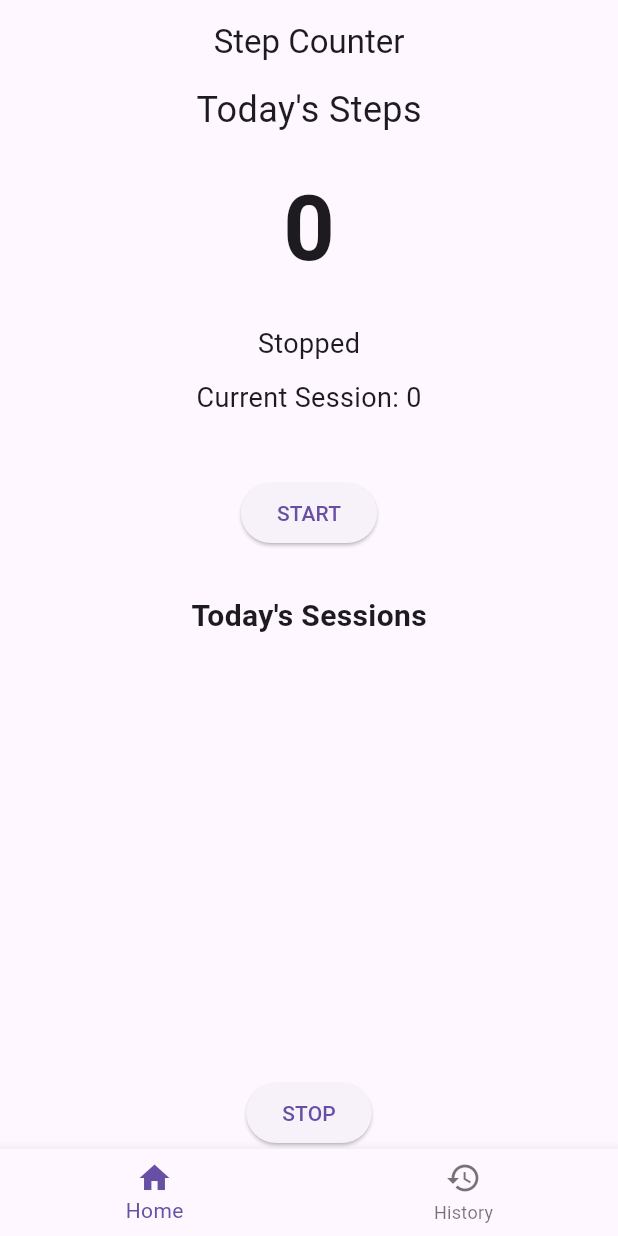
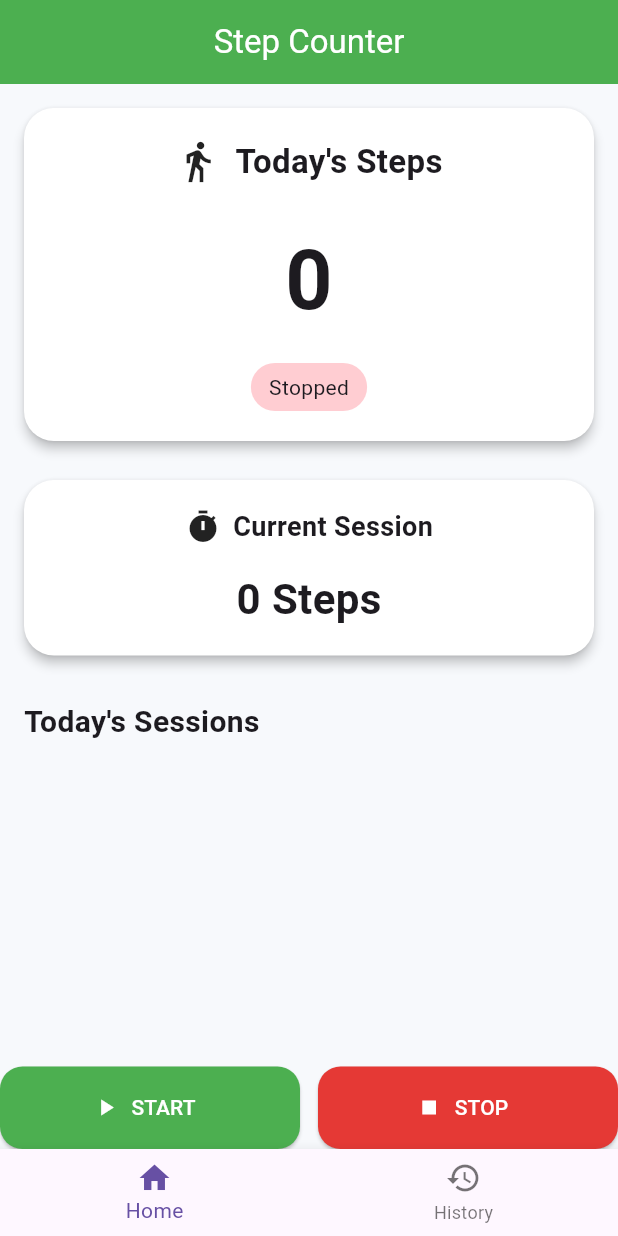
Before and after one commit to KomalSBabar/Health-Arc-App, a Flutter app: the screen it shows after launch, on a phone screen of 412 x 824 dp. Run offline on Flutter 3.47's test engine with Material 3 defaults, Android fonts, the phone set to English and light mode, and no system bars; our stand-ins replace pedometer, permission_handler, shared_preferences.

Commit message:
Added theme and designed home page

```diff
--- a/lib/home_page.dart
+++ b/lib/home_page.dart
@@ -6,6 +6,7 @@ import 'package:permission_handler/permission_handler.dart';
 import 'package:shared_preferences/shared_preferences.dart';
 import 'history_screen.dart';
 import 'package:intl/intl.dart';
+import 'theme/app_colors.dart';
 
 void main() {
   runApp(const MyApp());
@@ -192,56 +193,148 @@ class _HomePageState extends State<HomePage> {
         child: Column(
           mainAxisAlignment: MainAxisAlignment.center,
           children: [
-            const Text(
+
+             Card(
+                margin: const EdgeInsets.all(16),
+
+                child: Padding(
+                  padding: const EdgeInsets.all(20),
+
+                  child: Column(
+                    children: [
+
+                      const Row(
+                        mainAxisAlignment:
+                            MainAxisAlignment.center,
+                        children: [
+
+                          Icon(
+                            Icons.directions_walk,
+                            size: 30,
+                          ),
+
+                          SizedBox(width: 10),
+
+                          Text(
                             "Today's Steps",
                             style: TextStyle(
-                fontSize: 24,
+                              fontSize: 22,
+                              fontWeight: FontWeight.bold,
                             ),
                           ),
+                        ],
+                      ),
 
-            const SizedBox(height: 20),
+                      const SizedBox(height: 25),
 
                       Text(
-              "$todaySteps",
+                        NumberFormat(
+                          '#,###',
+                        ).format(todaySteps),
+
                         style: const TextStyle(
-                fontSize: 60,
+                          fontSize: 55,
                           fontWeight: FontWeight.bold,
                         ),
                       ),
 
-            const SizedBox(height: 20),
+                      const SizedBox(height: 15),
 
-            Text(
-              isCounting ? "Counting..." : "Stopped",
-              style: const TextStyle(
-                fontSize: 18,
+                      Container(
+                        padding:
+                            const EdgeInsets.symmetric(
+                          horizontal: 12,
+                          vertical: 6,
+                        ),
+
+                        decoration: BoxDecoration(
+                          color: isCounting
+                              ? Colors.green.shade100
+                              : Colors.red.shade100,
+
+                          borderRadius:
+                              BorderRadius.circular(20),
+                        ),
+
+                        child: Text(
+                          isCounting
+                              ? "Counting..."
+                              : "Stopped",
+                        ),
+                      ),
+                    ],
+                  ),
                 ),
               ),
 
             const SizedBox(height: 10),
 
+            Card(
+              margin: const EdgeInsets.symmetric(
+                horizontal: 16,
+              ),
+
+              child: Padding(
+                padding: const EdgeInsets.all(18),
+
+                child: Column(
+                  children: [
+
+                    const Row(
+                      mainAxisAlignment:
+                          MainAxisAlignment.center,
+                      children: [
+
+                        Icon(
+                          Icons.timer,
+                        ),
+
+                        SizedBox(width: 8),
+
                         Text(
-              "Current Session: $sessionSteps",
+                          "Current Session",
+                          style: TextStyle(
+                            fontSize: 18,
+                            fontWeight: FontWeight.bold,
+                          ),
+                        ),
+                      ],
+                    ),
+
+                    const SizedBox(height: 15),
+
+                    Text(
+                      "$sessionSteps Steps",
                       style: const TextStyle(
-                fontSize: 18,
+                        fontSize: 28,
+                        fontWeight: FontWeight.bold,
+                      ),
+                    ),
+
+                  ],
+                ),
               ),
             ),
 
 
-            const SizedBox(height: 40),
-
-            ElevatedButton(
-              onPressed: startCounting,
-              child: const Text("START"),
-            ),
 
             const SizedBox(height: 30),
 
-            const Text(
+            const Padding(
+                padding: EdgeInsets.only(
+                  left: 16,
+                ),
+
+                child: Align(
+                  alignment: Alignment.centerLeft,
+
+                  child: Text(
                     "Today's Sessions",
                     style: TextStyle(
                       fontSize: 20,
                       fontWeight: FontWeight.bold,
+                    ),
+                  ),
                 ),
             ),
 
@@ -254,14 +347,31 @@ class _HomePageState extends State<HomePage> {
 
                   final session = todaySessions[index];
 
-                  return ListTile(
+                  return Card(
+                      margin: const EdgeInsets.symmetric(
+                        horizontal: 16,
+                        vertical: 6,
+                      ),
+
+                      child: ListTile(
+
+                        leading: const CircleAvatar(
+                          child: Icon(
+                            Icons.directions_walk,
+                          ),
+                        ),
+
                         title: Text(
                           "${session["steps"]} Steps",
+                          style: const TextStyle(
+                            fontWeight: FontWeight.bold,
+                          ),
                         ),
 
                         subtitle: Text(
                           "${formatTime(session["start"])} - "
                           "${formatTime(session["end"])}",
+                        ),
                       ),
                     );
                 },
@@ -272,9 +382,56 @@ class _HomePageState extends State<HomePage> {
 
             const SizedBox(height: 10),
 
-            ElevatedButton(
+           Row(
+              children: [
+
+                Expanded(
+                  child: ElevatedButton.icon(
+                    onPressed: startCounting,
+
+                    icon: const Icon(
+                      Icons.play_arrow,
+                    ),
+
+                    label: const Text(
+                      "START",
+                    ),
+
+                    style:
+                        ElevatedButton.styleFrom(
+                      backgroundColor:
+                          AppColors.primary,
+                      foregroundColor:
+                          Colors.white,
+                    ),
+                  ),
+                ),
+
+                const SizedBox(width: 12),
+
+                Expanded(
+                  child: ElevatedButton.icon(
                     onPressed: stopCounting,
-              child: const Text("STOP"),
+
+                    icon: const Icon(
+                      Icons.stop,
+                    ),
+
+                    label: const Text(
+                      "STOP",
+                    ),
+
+                    style:
+                        ElevatedButton.styleFrom(
+                      backgroundColor:
+                          AppColors.danger,
+                      foregroundColor:
+                          Colors.white,
+                    ),
+                  ),
+                ),
+
+              ],
             ),
           ],
         ),
--- a/lib/main.dart
+++ b/lib/main.dart
@@ -1,5 +1,6 @@
 import 'package:flutter/material.dart';
 import 'main_navigation.dart';
+import 'theme/app_colors.dart';
 
 void main() {
   runApp(const MyApp());
@@ -10,9 +11,53 @@ class MyApp extends StatelessWidget {
 
   @override
   Widget build(BuildContext context) {
-    return const MaterialApp(
+    return MaterialApp(
       debugShowCheckedModeBanner: false,
-      home: MainNavigation(),
+
+      theme: ThemeData(
+
+        scaffoldBackgroundColor:
+            AppColors.background,
+
+        primaryColor:
+            AppColors.primary,
+
+        appBarTheme: const AppBarTheme(
+          backgroundColor:
+              AppColors.primary,
+
+          foregroundColor:
+              Colors.white,
+
+          centerTitle: true,
+
+          elevation: 0,
+        ),
+
+        cardTheme: CardThemeData(
+          color: AppColors.card,
+          elevation: 3,
+          shape: RoundedRectangleBorder(
+            borderRadius: BorderRadius.circular(20),
+          ),
+        ),
+
+        elevatedButtonTheme:
+            ElevatedButtonThemeData(
+          style: ElevatedButton.styleFrom(
+            minimumSize:
+                const Size(double.infinity, 55),
+
+            shape: RoundedRectangleBorder(
+              borderRadius:
+                  BorderRadius.circular(15),
+            ),
+          ),
+        ),
+      ),
+
+      home: const MainNavigation(),
     );
   }
+
 }
--- /dev/null
+++ b/lib/theme/app_colors.dart
@@ -0,0 +1,23 @@
+import 'package:flutter/material.dart';
+
+class AppColors {
+  static const primary = Color(0xFF4CAF50);
+
+  static const primaryDark =
+      Color(0xFF2E7D32);
+
+  static const background =
+      Color(0xFFF7F9FC);
+
+  static const card =
+      Color(0xFFFFFFFF);
+
+  static const text =
+      Color(0xFF1A1A1A);
+
+  static const grey =
+      Color(0xFF757575);
+
+  static const danger =
+      Color(0xFFE53935);
+}
```
Lines whose indentation alone changed are shown as unchanged.
